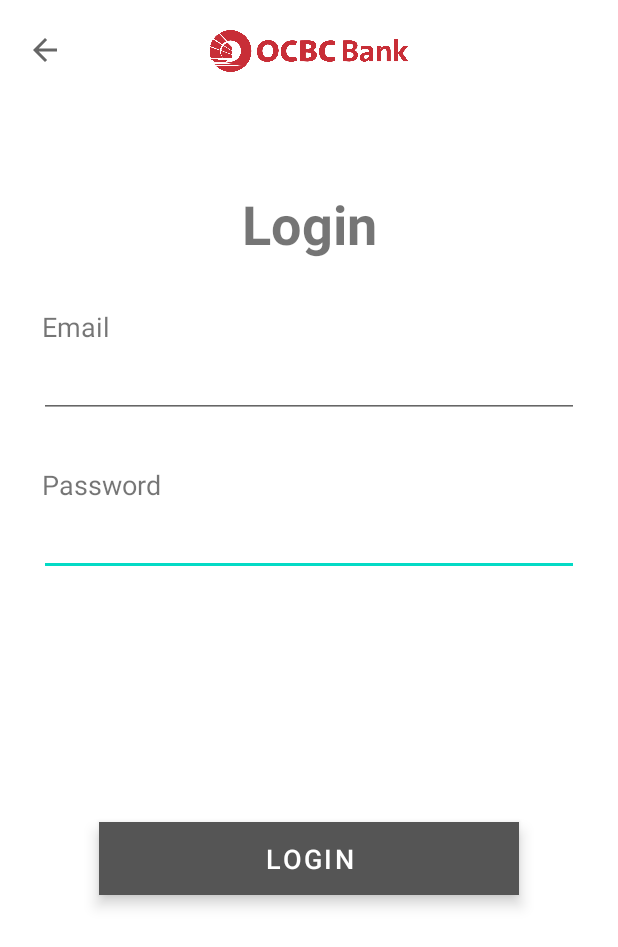
After one commit to JieShengNP/OCBC-Team4-Android, an Android app: the LoginActivity screen opened directly, with no data from a screen before it, on a phone screen of 412 x 824 dp. The commit adds this screen. Shown: the top 947 px of the screen. Run offline under Robolectric (Android 15) with nearby library versions, the phone set to English and light mode, and no system bars; our stand-ins replace Firebase (no records; nobody signed in at launch, a user with empty details on screens opened directly).

Commit message:
Add Login Function

```diff
--- a/app/build.gradle
+++ b/app/build.gradle
@@ -40,6 +40,8 @@ dependencies {
     implementation files('..\\libs\\additionnal.jar')
     implementation files('..\\libs\\mail.jar')
     implementation 'com.google.firebase:firebase-storage:20.0.0'
+    implementation platform('com.google.firebase:firebase-bom:29.0.0')
+    implementation 'com.google.firebase:firebase-auth'
     testImplementation 'junit:junit:4.+'
     androidTestImplementation 'androidx.test.ext:junit:1.1.3'
     androidTestImplementation 'androidx.test.espresso:espresso-core:3.4.0'
--- /dev/null
+++ b/app/src/main/java/io/github/jieshengnp/LoginActivity.java
@@ -0,0 +1,83 @@
+package io.github.jieshengnp;
+
+import androidx.annotation.NonNull;
+import androidx.appcompat.app.AppCompatActivity;
+
+import android.app.ProgressDialog;
+import android.content.Intent;
+import android.os.Bundle;
+import android.view.View;
+import android.widget.Button;
+import android.widget.EditText;
+import android.widget.Toast;
+
+import com.google.android.gms.tasks.OnCompleteListener;
+import com.google.android.gms.tasks.Task;
+import com.google.firebase.auth.AuthResult;
+import com.google.firebase.auth.FirebaseAuth;
+import com.google.firebase.auth.FirebaseAuthInvalidCredentialsException;
+import com.google.firebase.auth.FirebaseUser;
+
+public class LoginActivity extends AppCompatActivity {
+
+    private FirebaseAuth mAuth;
+    EditText emailTxt, passwordTxt;
+    Button loginBtn;
+    ProgressDialog progressDialog;
+    @Override
+    protected void onCreate(Bundle savedInstanceState) {
+        super.onCreate(savedInstanceState);
+        setContentView(R.layout.activity_login);
+
+        emailTxt = findViewById(R.id.loginEmailTxt);
+        passwordTxt = findViewById(R.id.loginPasswordTxt);
+        loginBtn = findViewById(R.id.loginLoginBtn);
+
+        mAuth = FirebaseAuth.getInstance();
+        progressDialog = new ProgressDialog(this);
+
+        loginBtn.setOnClickListener(new View.OnClickListener() {
+            @Override
+            public void onClick(View v) {
+                String email = emailTxt.getText().toString();
+                String password = passwordTxt.getText().toString();
+                if (email.isEmpty()) {
+                    Toast.makeText(LoginActivity.this, "Please enter an email!", Toast.LENGTH_SHORT).show();
+                } else if (password.isEmpty()) {
+                    Toast.makeText(LoginActivity.this, "Please enter a password!", Toast.LENGTH_SHORT).show();
+                } else {
+                    progressDialog.setTitle("Signing In");
+                    progressDialog.setMessage("Retriving Data... Please hold on.");
+                    progressDialog.setCanceledOnTouchOutside(false);
+                    progressDialog.show();
+                    SignIn(email, password);
+                }
+            }
+        });
+    }
+
+    public void SignIn(String email, String password){
+        mAuth.signInWithEmailAndPassword(email, password)
+                .addOnCompleteListener(this, new OnCompleteListener<AuthResult>() {
+                    @Override
+                    public void onComplete(@NonNull Task<AuthResult> task) {
+                        progressDialog.dismiss();
+                        if (task.isSuccessful()) {
+                            // Sign in success, update UI with the signed-in user's information
+                            Toast.makeText(LoginActivity.this, "Successfully logged in.", Toast.LENGTH_SHORT).show();
+                            FirebaseUser user = mAuth.getCurrentUser();
+                            if (user != null) {
+                                //TODO: Link to Dashboard Activity
+                            }
+                        } else {
+                            // If sign in fails, display a message to the user.
+                            if (task.getException() instanceof FirebaseAuthInvalidCredentialsException) {
+                                Toast.makeText(LoginActivity.this, "Incorrect Email or Password.", Toast.LENGTH_SHORT).show();
+                            } else {
+                                Toast.makeText(LoginActivity.this, "Error Logging In.", Toast.LENGTH_SHORT).show();
+                            }
+                        }
+                    }
+                });
+    }
+}
--- /dev/null
+++ b/app/src/main/res/layout/activity_login.xml
@@ -0,0 +1,113 @@
+<?xml version="1.0" encoding="utf-8"?>
+<androidx.constraintlayout.widget.ConstraintLayout xmlns:android="http://schemas.android.com/apk/res/android"
+    xmlns:app="http://schemas.android.com/apk/res-auto"
+    xmlns:tools="http://schemas.android.com/tools"
+    android:layout_width="match_parent"
+    android:layout_height="match_parent"
+    tools:context=".LoginActivity">
+
+    <Button
+        android:id="@+id/loginLoginBtn"
+        style="@style/Widget.MaterialComponents.ExtendedFloatingActionButton"
+        android:layout_width="280dp"
+        android:layout_height="wrap_content"
+        android:layout_marginBottom="64dp"
+        android:text="Login"
+        android:textColor="#FFFFFF"
+        android:textSize="18sp"
+        app:backgroundTint="#555555"
+        app:iconTint="#FFFFFF"
+        app:layout_constraintBottom_toBottomOf="parent"
+        app:layout_constraintEnd_toEndOf="parent"
+        app:layout_constraintStart_toStartOf="parent"
+        app:layout_constraintTop_toBottomOf="@+id/loginPasswordTxt" />
+
+    <EditText
+        android:id="@+id/loginPasswordTxt"
+        android:layout_width="0dp"
+        android:layout_height="wrap_content"
+        android:layout_marginStart="26dp"
+        android:layout_marginTop="3dp"
+        android:layout_marginEnd="26dp"
+        android:ems="10"
+        android:inputType="textPassword"
+        app:layout_constraintEnd_toEndOf="parent"
+        app:layout_constraintHorizontal_bias="0.0"
+        app:layout_constraintStart_toStartOf="parent"
+        app:layout_constraintTop_toBottomOf="@+id/loginPasswordLbl" />
+
+    <TextView
+        android:id="@+id/loginPasswordLbl"
+        android:layout_width="0dp"
+        android:layout_height="wrap_content"
+        android:layout_marginStart="28dp"
+        android:layout_marginTop="32dp"
+        android:layout_marginEnd="28dp"
+        android:text="Password"
+        android:textSize="18sp"
+        app:layout_constraintEnd_toEndOf="parent"
+        app:layout_constraintHorizontal_bias="0.0"
+        app:layout_constraintStart_toStartOf="parent"
+        app:layout_constraintTop_toBottomOf="@+id/loginEmailTxt" />
+
+    <ImageView
+        android:id="@+id/imageView6"
+        android:layout_width="wrap_content"
+        android:layout_height="wrap_content"
+        android:layout_marginStart="18dp"
+        android:layout_marginTop="21dp"
+        app:layout_constraintStart_toStartOf="parent"
+        app:layout_constraintTop_toTopOf="parent"
+        app:srcCompat="?attr/actionModeCloseDrawable" />
+
+    <ImageView
+        android:id="@+id/imageView7"
+        android:layout_width="145dp"
+        android:layout_height="53dp"
+        android:scaleType="centerCrop"
+        app:layout_constraintBottom_toBottomOf="@+id/imageView6"
+        app:layout_constraintEnd_toEndOf="parent"
+        app:layout_constraintHorizontal_bias="0.406"
+        app:layout_constraintStart_toEndOf="@+id/imageView6"
+        app:layout_constraintTop_toTopOf="@+id/imageView6"
+        app:layout_constraintVertical_bias="0.482"
+        app:srcCompat="@drawable/ocbc_bank_logo_png_transparent" />
+
+    <TextView
+        android:id="@+id/loginLogin"
+        android:layout_width="wrap_content"
+        android:layout_height="wrap_content"
+        android:layout_marginTop="64dp"
+        android:text="Login"
+        android:textSize="36sp"
+        android:textStyle="bold"
+        app:layout_constraintEnd_toEndOf="parent"
+        app:layout_constraintStart_toStartOf="parent"
+        app:layout_constraintTop_toBottomOf="@+id/imageView7" />
+
+    <TextView
+        android:id="@+id/loginEmailLbl"
+        android:layout_width="0dp"
+        android:layout_height="wrap_content"
+        android:layout_marginStart="28dp"
+        android:layout_marginTop="32dp"
+        android:layout_marginEnd="28dp"
+        android:text="Email"
+        android:textSize="18sp"
+        app:layout_constraintEnd_toEndOf="parent"
+        app:layout_constraintStart_toStartOf="parent"
+        app:layout_constraintTop_toBottomOf="@+id/loginLogin" />
+
+    <EditText
+        android:id="@+id/loginEmailTxt"
+        android:layout_width="0dp"
+        android:layout_height="wrap_content"
+        android:layout_marginStart="26dp"
+        android:layout_marginTop="3dp"
+        android:layout_marginEnd="26dp"
+        android:ems="10"
+        android:inputType="textEmailAddress"
+        app:layout_constraintEnd_toEndOf="parent"
+        app:layout_constraintStart_toStartOf="parent"
+        app:layout_constraintTop_toBottomOf="@+id/loginEmailLbl" />
+</androidx.constraintlayout.widget.ConstraintLayout>
```
Also changed, not shown: app/src/main/AndroidManifest.xml (+19 -17 lines), app/src/main/java/io/github/jieshengnp/MainActivity.java (+9 -1 lines).
